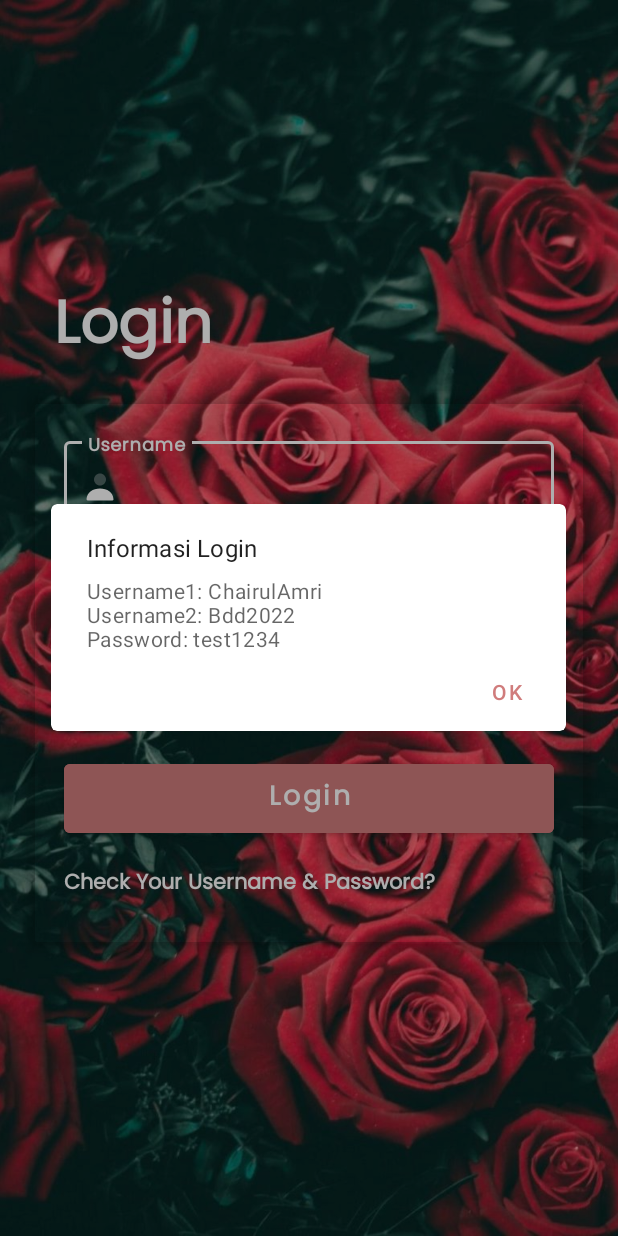
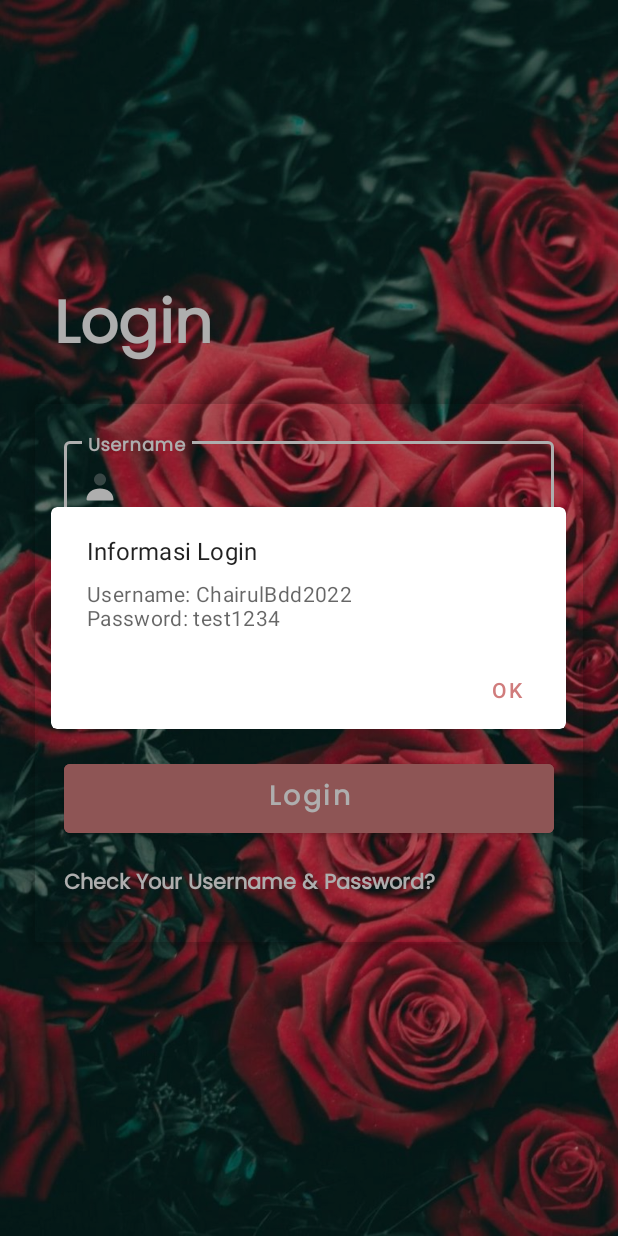
Before and after one commit to chairoel/BddExamProject, an Android app: the screen it shows after launch (LoginActivity), after a tap on "Check Your Username & Password?", on a phone screen of 412 x 824 dp. Run offline under Robolectric (Android 15) with nearby library versions, the phone set to English and light mode, and no system bars; libraries missing offline, so code that uses them is left out: eightbitlab.com.blurview; plain views replace BlurView; Roboto replaces fonts that are not available here; 1 statement that could not run was skipped; 1 other tap on this screen came first.

Commit message:
update login info data

```diff
--- a/app/src/main/java/com/amrul/bdd/roseLover/ui/activity/LoginActivity.kt
+++ b/app/src/main/java/com/amrul/bdd/roseLover/ui/activity/LoginActivity.kt
@@ -20,9 +20,12 @@ class LoginActivity : AppCompatActivity() {
         Util.blurBackground(this, blurViewLogin, 10f)
 
         tvCheckMyLoginData.setOnClickListener {
-            val message = "Username1: ${resources.getString(R.string.username)}" + "\nUsername2: ${
-                resources.getString(R.string.username2)
-            }" + "\nPassword: ${resources.getString(R.string.password)}"
+//            val message = "Username1: ${resources.getString(R.string.username)}" + "\nUsername2: ${
+//                resources.getString(R.string.username2)
+//            }" + "\nPassword: ${resources.getString(R.string.password)}"
+
+            val message = "Username: ${resources.getString(R.string.username)}" +
+                    "\nPassword: ${resources.getString(R.string.password)}"
             MaterialAlertDialogBuilder(this)
                 .setTitle("Informasi Login")
                 .setMessage(message)
--- a/app/src/main/res/values/strings.xml
+++ b/app/src/main/res/values/strings.xml
@@ -11,7 +11,7 @@
     <string name="action_sign_in">Sign in</string>
     <string name="forgot_password">Lupa Password?</string>
 
-    <string name="username">ChairulAmri</string>
+    <string name="username">ChairulBdd2022</string>
     <string name="name">Chairul Amri</string>
 
     <string name="username2">Bdd2022</string>
```
